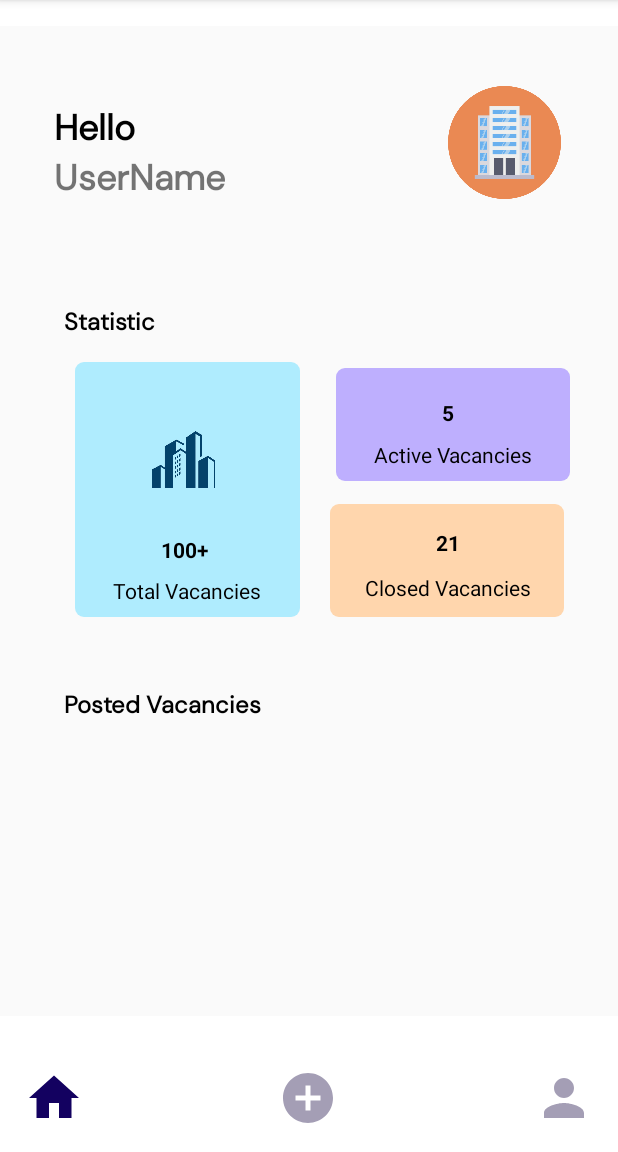
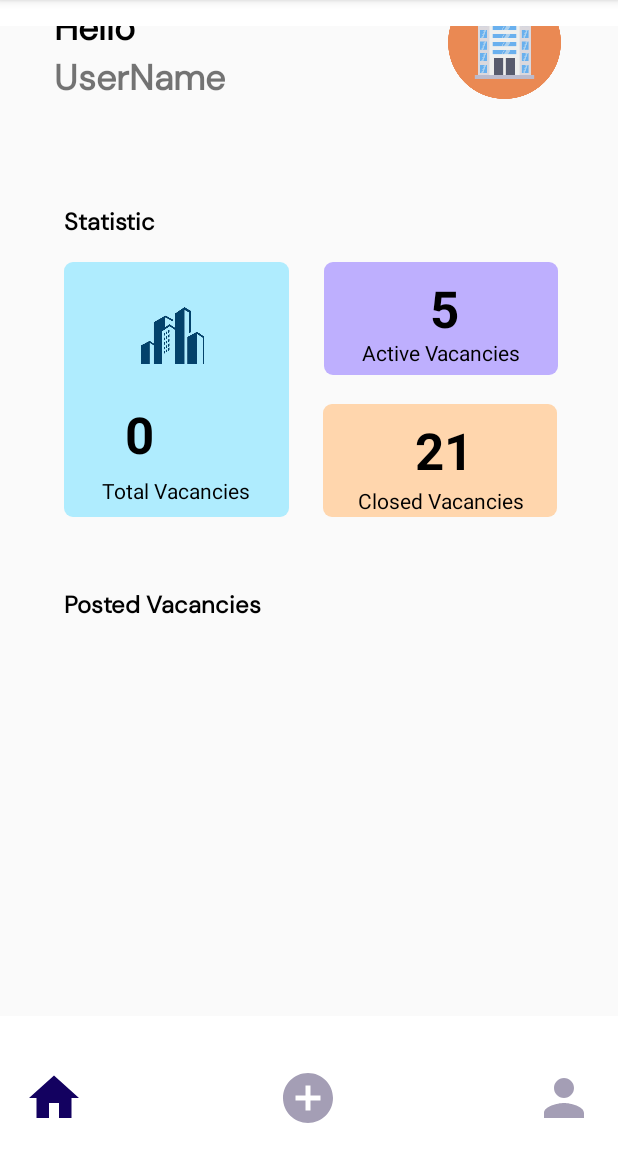
Before and after one commit to vidura-chathuranga/Jobspot-Jobseeking-Kotlin_App, an Android app: the CompanyHomeFrag screen opened directly, with no data from a screen before it, on a phone screen of 412 x 824 dp, the part 84-1236 px from its top. Run offline under Robolectric (Android 15) with nearby library versions, the phone set to English and light mode, and no system bars; our stand-ins replace Firebase (no records; nobody signed in at launch, a user with empty details on screens opened directly); 2 statements that could not run were skipped.

Commit message:
update the company ui with scrollview

```diff
--- a/app/src/main/java/vidura/chathuranga/jobspot/CompanyHomeFrag.kt
+++ b/app/src/main/java/vidura/chathuranga/jobspot/CompanyHomeFrag.kt
@@ -2,6 +2,7 @@ package vidura.chathuranga.jobspot
 
 import android.annotation.SuppressLint
 import android.os.Bundle
+import android.util.Log
 import androidx.fragment.app.Fragment
 import android.view.LayoutInflater
 import android.view.View
@@ -10,11 +11,15 @@ import android.widget.TextView
 import android.widget.Toast
 import com.google.firebase.auth.FirebaseAuth
 import com.google.firebase.database.*
+import org.w3c.dom.Text
 
 
 class CompanyHomeFrag : Fragment() {
 
     private lateinit var userName : TextView
+    private lateinit var totalVacancies :TextView
+    private lateinit var activeVacancies : TextView
+
     private lateinit var dbRef : DatabaseReference
     private lateinit var  auth : FirebaseAuth
 
@@ -28,9 +33,10 @@ class CompanyHomeFrag : Fragment() {
         val view =  inflater.inflate(R.layout.fragment_company_home, container, false)
 
         userName =     view.findViewById(R.id.cUserName)
+        totalVacancies = view.findViewById(R.id.totalVacancyCount)
 
         getCompanyUserName()
-
+        getTotalVacancies()
         return view
     }
 
@@ -62,4 +68,20 @@ class CompanyHomeFrag : Fragment() {
 
     }
 
+    private fun getTotalVacancies(){
+        dbRef = FirebaseDatabase.getInstance().getReference("Companiees")
+
+        dbRef.addListenerForSingleValueEvent(object : ValueEventListener{
+            override fun onDataChange(snapshot: DataSnapshot) {
+                val childCount = snapshot.childrenCount
+                totalVacancies.text = childCount.toString()!!
+            }
+
+            override fun onCancelled(error: DatabaseError) {
+                Toast.makeText(activity,"Error While fetching total vacancies",Toast.LENGTH_LONG).show()
+            }
+        })
+
+    }
+
 }
--- a/app/src/main/java/vidura/chathuranga/jobspot/CompanyLogin.kt
+++ b/app/src/main/java/vidura/chathuranga/jobspot/CompanyLogin.kt
@@ -79,6 +79,7 @@ class CompanyLogin : AppCompatActivity() {
                 if(it.isSuccessful){
                     val intent = Intent(this, companyHome::class.java)
                     startActivity(intent)
+                    finish()
                 }
             }.addOnFailureListener{
                 Toast.makeText(this,"Your user credentials are wrong!",Toast.LENGTH_LONG).show()
--- a/app/src/main/java/vidura/chathuranga/jobspot/UserInstruction.kt
+++ b/app/src/main/java/vidura/chathuranga/jobspot/UserInstruction.kt
@@ -18,6 +18,7 @@ class UserInstruction : AppCompatActivity() {
         nextButton.setOnClickListener{
             var intent = Intent(this, selectRegister::class.java)
             startActivity(intent)
+            finish()
         }
     }
 }
--- a/app/src/main/res/layout/fragment_company_home.xml
+++ b/app/src/main/res/layout/fragment_company_home.xml
@@ -1,7 +1,9 @@
 <?xml version="1.0" encoding="utf-8"?>
-<androidx.constraintlayout.widget.ConstraintLayout xmlns:android="http://schemas.android.com/apk/res/android"
+<ScrollView xmlns:android="http://schemas.android.com/apk/res/android"
     xmlns:app="http://schemas.android.com/apk/res-auto"
-    xmlns:tools="http://schemas.android.com/tools"
+    xmlns:tools="http://schemas.android.com/tools" android:layout_height="wrap_content" android:layout_width="match_parent">
+
+    <androidx.constraintlayout.widget.ConstraintLayout
         android:layout_width="match_parent"
         android:layout_height="match_parent"
         android:background="#FAFAFA"
@@ -55,13 +57,12 @@
             android:id="@+id/imageView37"
             android:layout_width="wrap_content"
             android:layout_height="wrap_content"
-        android:layout_marginTop="4dp"
-        android:layout_marginEnd="32dp"
+            android:layout_marginEnd="40dp"
+            android:layout_marginBottom="20dp"
             android:src="@drawable/purple_stats_square"
             app:layout_constraintBottom_toTopOf="@+id/imageView43"
             app:layout_constraintEnd_toEndOf="parent"
-        app:layout_constraintTop_toTopOf="@+id/imageView42"
-        app:layout_constraintVertical_bias="0.0" />
+            app:layout_constraintTop_toTopOf="@+id/imageView42" />
 
         <ImageView
             android:id="@+id/imageView43"
@@ -80,7 +81,7 @@
             android:layout_marginTop="224dp"
             android:src="@drawable/blue_rectangle"
             app:layout_constraintEnd_toStartOf="@+id/imageView37"
-        app:layout_constraintHorizontal_bias="0.679"
+            app:layout_constraintHorizontal_bias="0.646"
             app:layout_constraintStart_toStartOf="parent"
             app:layout_constraintTop_toTopOf="parent" />
 
@@ -176,29 +177,32 @@
             app:layout_constraintTop_toBottomOf="@+id/textView43" />
 
         <TextView
-        android:id="@+id/textView41"
-        android:layout_width="wrap_content"
-        android:layout_height="wrap_content"
-        android:layout_marginStart="5dp"
-        android:layout_marginBottom="8dp"
+            android:id="@+id/totalVacancyCount"
+            android:layout_width="77dp"
+            android:layout_height="39dp"
             android:text="100+"
             android:textColor="@color/black"
+            android:textSize="34sp"
             android:textStyle="bold"
-        app:layout_constraintBottom_toTopOf="@+id/textView38"
+            app:layout_constraintBottom_toBottomOf="@+id/imageView42"
             app:layout_constraintEnd_toEndOf="@+id/imageView42"
-        app:layout_constraintHorizontal_bias="0.457"
-        app:layout_constraintStart_toStartOf="@+id/imageView42" />
+            app:layout_constraintHorizontal_bias="0.561"
+            app:layout_constraintStart_toStartOf="@+id/imageView42"
+            app:layout_constraintTop_toTopOf="@+id/imageView42"
+            app:layout_constraintVertical_bias="0.702" />
 
         <TextView
             android:id="@+id/textView42"
-        android:layout_width="wrap_content"
-        android:layout_height="wrap_content"
-        android:layout_marginTop="20dp"
+            android:layout_width="39dp"
+            android:layout_height="37dp"
+            android:layout_marginTop="8dp"
             android:text="5"
+            android:textAlignment="center"
             android:textColor="@color/black"
+            android:textSize="34sp"
             android:textStyle="bold"
             app:layout_constraintEnd_toEndOf="@+id/imageView37"
-        app:layout_constraintHorizontal_bias="0.479"
+            app:layout_constraintHorizontal_bias="0.521"
             app:layout_constraintStart_toStartOf="@+id/imageView37"
             app:layout_constraintTop_toTopOf="@+id/imageView37" />
 
@@ -206,14 +210,15 @@
             android:id="@+id/textView43"
             android:layout_width="wrap_content"
             android:layout_height="wrap_content"
-        android:layout_marginTop="16dp"
+            android:layout_marginTop="8dp"
             android:text="21"
             android:textAlignment="center"
             android:textAllCaps="false"
             android:textColor="@color/black"
+            android:textSize="34sp"
             android:textStyle="bold"
             app:layout_constraintEnd_toEndOf="@+id/imageView43"
-        app:layout_constraintHorizontal_bias="0.507"
+            app:layout_constraintHorizontal_bias="0.521"
             app:layout_constraintStart_toStartOf="@+id/imageView43"
             app:layout_constraintTop_toTopOf="@+id/imageView43" />
 
@@ -221,7 +226,7 @@
             android:id="@+id/imageView44"
             android:layout_width="64dp"
             android:layout_height="80dp"
-        android:layout_marginTop="28dp"
+            android:layout_marginTop="12dp"
             android:scaleType="centerCrop"
             android:src="@drawable/all_vacancy"
             app:layout_constraintEnd_toEndOf="@+id/imageView42"
@@ -230,3 +235,4 @@
             app:layout_constraintTop_toTopOf="@+id/imageView42" />
 
     </androidx.constraintlayout.widget.ConstraintLayout>
+</ScrollView>
```
Lines whose indentation alone changed are shown as unchanged.
